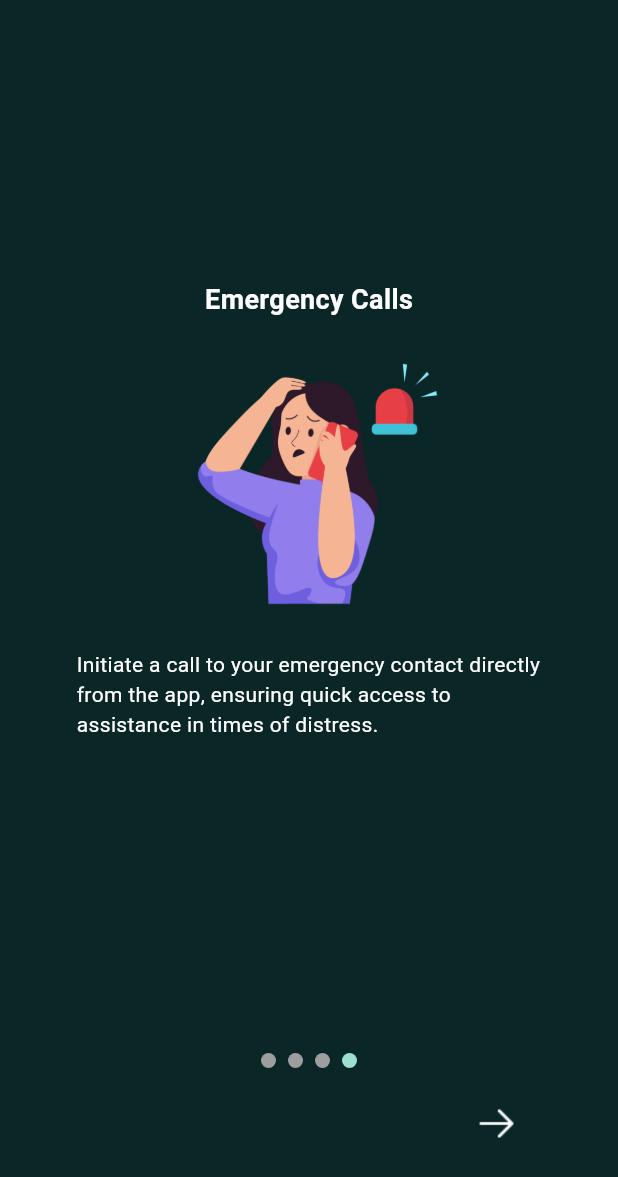
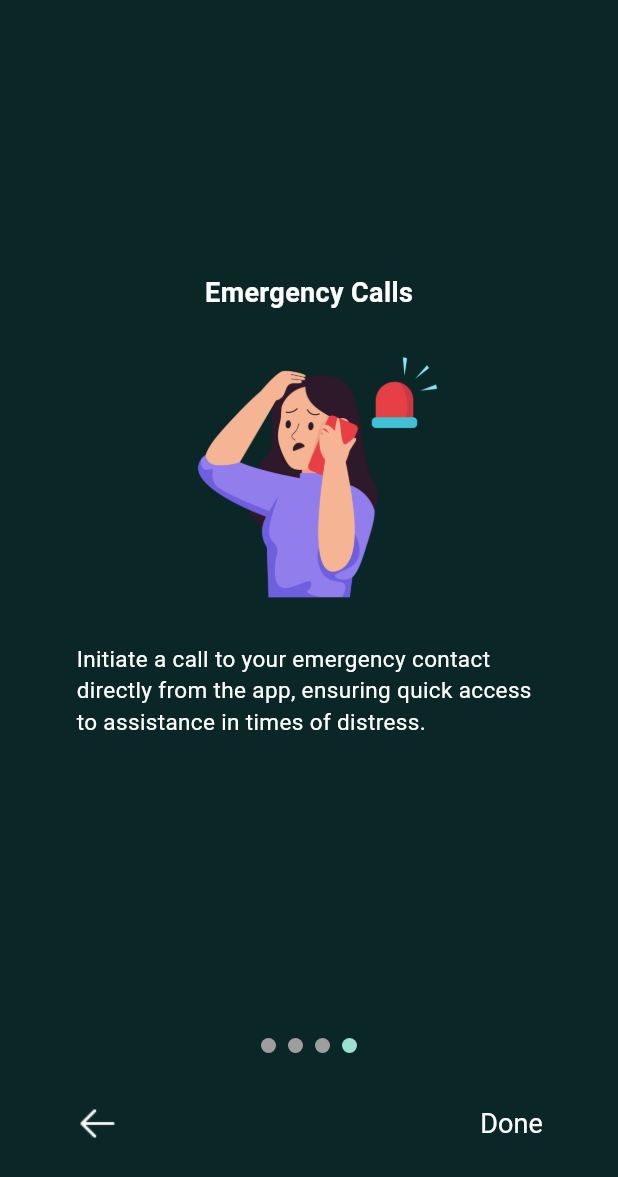
Before and after one commit to nataliaamah/hawa_v2, a Flutter app: the screen it shows after launch, swiped to page 4, on a phone screen of 412 x 824 dp. Shown: the top 1177 px of the screen. Run offline on Flutter 3.47's test engine with Material 3 defaults, Android fonts, the light colour scheme and no system bars; drawn by our look-alikes of smooth_page_indicator; our stand-ins replace firebase_auth, firebase_core, shared_preferences; accounts and stored records are empty.

Commit message:
finish onboarding

```diff
--- a/lib/onboarding.dart
+++ b/lib/onboarding.dart
@@ -65,10 +65,7 @@ class _OnboardingScreenState extends State<OnboardingScreen> with TickerProvider
             // Add other onboarding pages here
           ],
         ),
-        if (_currentPageIndex < 4)
-          _rightButton()
-        else if (_currentPageIndex > 0)
-          _leftButton()
+        _navigationButtons(),
         /*if (_currentPageIndex == 4) // assuming the last page index is 3
           ElevatedButton(
             onPressed: widget.onCompleted,
@@ -119,8 +116,10 @@ class _OnboardingScreenState extends State<OnboardingScreen> with TickerProvider
           ),
           Spacer(flex: 37),
           SizedBox(height: 30),
-          SizedBox(
-            height: 40,
+          Padding(
+              padding: const EdgeInsets.only(bottom: 30), // Adjust padding as needed
+              child: SizedBox(
+                height: 10,
                 child: SmoothPageIndicator(
                   controller : _pageViewController,
                   count: 4,
@@ -128,6 +127,7 @@ class _OnboardingScreenState extends State<OnboardingScreen> with TickerProvider
                     activeDotColor: Color(0xFF9CE1CF),
                     dotHeight: 10,
                     dotWidth: 10,
+                  ),
                 ),
               ),
             ),
@@ -156,12 +156,12 @@ class _OnboardingScreenState extends State<OnboardingScreen> with TickerProvider
             SizedBox(height:10),
             Text(
               "Hawa allows you to share your current location with trusted contacts from the app.",
-              style: TextStyle(color: Colors.white, fontFamily: 'Roboto', fontWeight: FontWeight.w400),
+              style: TextStyle(color: Colors.white, fontFamily: 'Roboto', fontWeight: FontWeight.w400, fontSize: 15),
             ),
             Spacer(flex: 2),
             SizedBox(height: 20),
             Padding(
-              padding: const EdgeInsets.only(bottom: 20), // Adjust padding as needed
+              padding: const EdgeInsets.only(bottom: 30), // Adjust padding as needed
               child: SizedBox(
                 height: 10,
                 child: SmoothPageIndicator(
@@ -199,12 +199,12 @@ class _OnboardingScreenState extends State<OnboardingScreen> with TickerProvider
             SizedBox(height:10),
             Text(
               "Share images of your surroundings to your designated emergency contact.",
-              style: TextStyle(color: Colors.white, fontFamily: 'Roboto', fontWeight: FontWeight.w400),
+              style: TextStyle(color: Colors.white, fontFamily: 'Roboto', fontWeight: FontWeight.w400, fontSize: 15),
             ),
             Spacer(flex: 2),
             SizedBox(height: 20),
             Padding(
-              padding: const EdgeInsets.only(bottom: 20), // Adjust padding as needed
+              padding: const EdgeInsets.only(bottom: 30), // Adjust padding as needed
               child: SizedBox(
                 height: 10,
                 child: SmoothPageIndicator(
@@ -242,12 +242,12 @@ class _OnboardingScreenState extends State<OnboardingScreen> with TickerProvider
             SizedBox(height:10),
             Text(
               "Initiate a call to your emergency contact directly from the app, ensuring quick access to assistance in times of distress.",
-              style: TextStyle(color: Colors.white, fontFamily: 'Roboto', fontWeight: FontWeight.w400),
+              style: TextStyle(color: Colors.white, fontFamily: 'Roboto', fontWeight: FontWeight.w400, fontSize: 15),
             ),
             Spacer(flex: 2),
             SizedBox(height: 20),
             Padding(
-              padding: const EdgeInsets.only(bottom: 20),
+              padding: const EdgeInsets.only(bottom: 30),
               child: SizedBox(
                 height: 10,
                 child: SmoothPageIndicator(
@@ -293,26 +293,73 @@ class _OnboardingScreenState extends State<OnboardingScreen> with TickerProvider
   }
 
   // arrow next
-  Row _rightButton() {
+  Row _navigationButtons() {
   return Row(
-    mainAxisAlignment: MainAxisAlignment.center,
+    mainAxisAlignment: MainAxisAlignment.spaceBetween,
     children: [
+      // Only show 'Previous' button if currentPageIndex is greater than 0
+      if (_currentPageIndex > 0)
         GestureDetector(
           onTap: () {
             setState(() {
-            if(_currentPageIndex < 4)
+              _currentPageIndex -= 1;
+            });
+            _pageViewController.animateToPage(
+              _currentPageIndex,
+              duration: Duration(milliseconds: 300),
+              curve: Curves.easeInOut
+            );
+          },
+          child: Padding(
+            padding: EdgeInsets.symmetric(vertical: 60, horizontal: 50),
+            child: Image.asset('assets/images/backArrow.png', height: 30, width: 30),
+          )
+        ),
+
+      // Show 'Next' or 'Done' button based on currentPageIndex
+      if (_currentPageIndex == 0)
+        GestureDetector(
+          onTap: () {
+            setState(() {
               _currentPageIndex += 1;
             });
             _pageViewController.animateToPage(
               _currentPageIndex,
-            duration: Duration(milliseconds: 300), // Sets duration to 300 milliseconds
-            curve: Curves.easeInOut);
+              duration: Duration(milliseconds: 300),
+              curve: Curves.easeInOut
+            );
           },
-        child:
-        Padding(
-          padding: EdgeInsets.only(bottom: 60, left:250),
-          child: Image.asset('assets/images/nextArrow.png', height: 30, width: 30,),
+          child: Padding(
+            padding: EdgeInsets.only(bottom: 60, left: 313),
+            child: Image.asset('assets/images/nextArrow.png', height: 30, width: 30),
           )
+        )
+      else if (_currentPageIndex < 3)
+        GestureDetector(
+          onTap: () {
+            setState(() {
+              _currentPageIndex += 1;
+            });
+            _pageViewController.animateToPage(
+              _currentPageIndex,
+              duration: Duration(milliseconds: 300),
+              curve: Curves.easeInOut
+            );
+          },
+          child: Padding(
+            padding: EdgeInsets.symmetric(vertical: 60, horizontal: 50),
+            child: Image.asset('assets/images/nextArrow.png', height: 30, width: 30),
+          )
+        )
+      else
+        TextButton(
+          onPressed: () {
+
+          },
+          child: Text('Done', style: TextStyle(fontSize: 18, fontFamily: "Roboto", fontWeight: FontWeight.w400, color: Color.fromRGBO(255, 255, 255, 1))),
+          style: TextButton.styleFrom(
+            padding: EdgeInsets.symmetric(vertical: 60, horizontal:50),
+          ),
         ),
     ],
   );
```
Lines whose indentation alone changed are shown as unchanged.
